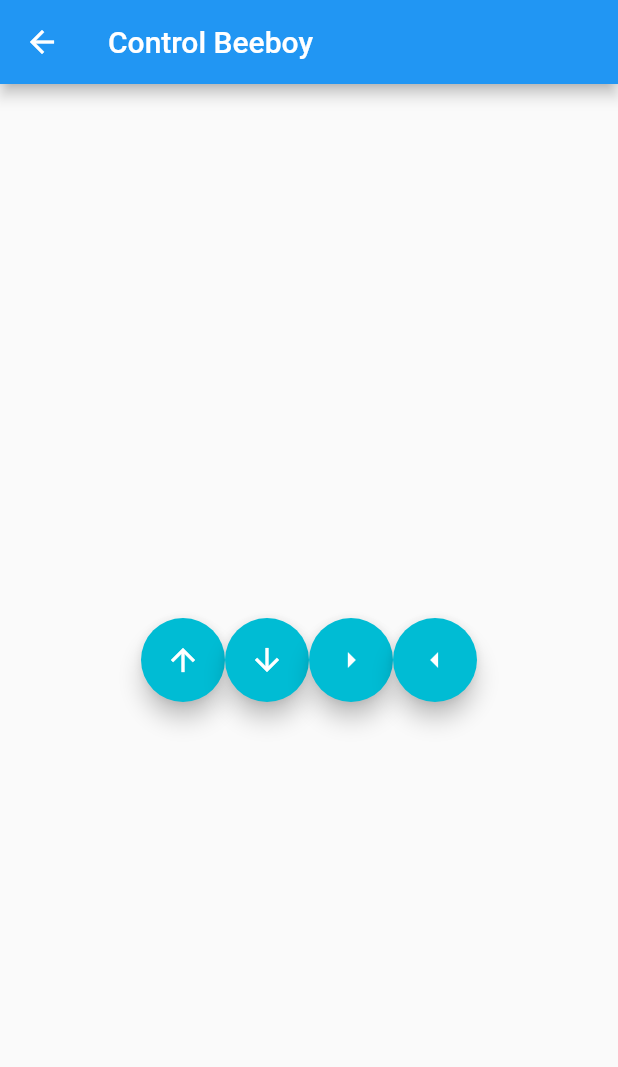
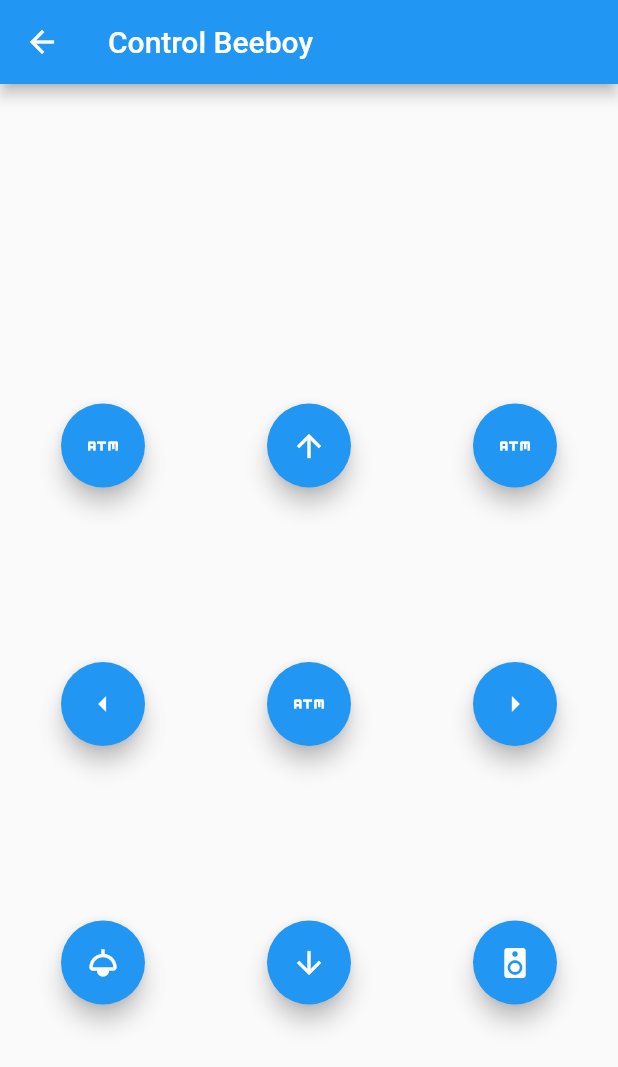
Before and after one commit to ChoiMoonSeok/beeboy_project_controller, a Flutter app: the ThirdPage screen opened directly, on a phone screen of 412 x 824 dp. Shown: the top 1067 px of the screen. Run offline on Flutter 3.47's test engine with Material 2 defaults, Android fonts, the light colour scheme and no system bars.

Commit message:
ui 수정

```diff
--- a/lib/main.dart
+++ b/lib/main.dart
@@ -25,6 +25,8 @@ class FirstPage extends StatelessWidget{
           mainAxisSize: MainAxisSize.max,
           crossAxisAlignment: CrossAxisAlignment.stretch,
           children: <Widget>[
+
+
             FloatingActionButton(
               onPressed: (){ // 버튼이 눌리어 졌을 떄
                 // 블루투스 연결 화면으로 이동
@@ -36,6 +38,12 @@ class FirstPage extends StatelessWidget{
               child: Icon(Icons.bluetooth), // 버튼의 모양을 블루투스로 설정
               backgroundColor: Colors.blue, // 버튼의 색을 파랑으로 설정
             ),
+
+            Container(
+              padding: EdgeInsets.all(5),
+              margin: EdgeInsets.all(30),
+            ),
+
             FloatingActionButton(
               onPressed: (){ // 버튼이 눌리어 졌을 떄
                 // 블루투스 연결 화면으로 이동
@@ -76,56 +84,165 @@ class SecondPage extends StatelessWidget{
                 // ble scan
               }
               ),
-
         ],
       ),
     );
   }
 }
 
-class ThirdPage extends StatelessWidget{
+class ThirdPage extends StatelessWidget{ // control 페이지
   @override
+
+  GridView Grid_9(){
+
+    return GridView.count(
+      crossAxisCount: 3, // 1줄에 몇개의 위젯이 들어가는지 결정
+      crossAxisSpacing: 0, // 가로 간격
+      mainAxisSpacing: 35, // 세로 간격
+
+      children: <Widget>[
+
+        Container(
+
+        ),
+
+        Container(
+
+        ),
+
+        Container(
+
+        ),
+
+
+        Container(
+
+          alignment: Alignment.center,
+          padding: const EdgeInsets.all(8),
+          child: FloatingActionButton(
+            onPressed: (){
+
+            },
+            child: Icon(Icons.atm),
+          ),
+        ),
+        //1
+
+        Container(
+
+        alignment: Alignment.center,
+        padding: const EdgeInsets.all(8),
+        child: FloatingActionButton(
+          onPressed: (){
+
+          },
+          child: Icon(Icons.arrow_upward),
+          ),
+        ),//2
+
+
+        Container(
+
+          alignment: Alignment.center,
+          padding: const EdgeInsets.all(8),
+          child: FloatingActionButton(
+            onPressed: (){
+
+            },
+            child: Icon(Icons.atm),
+          ),
+        ), //3
+
+        Container(
+
+          alignment: Alignment.center,
+          padding: const EdgeInsets.all(8),
+          child: FloatingActionButton(
+            onPressed: (){
+
+            },
+            child: Icon(Icons.arrow_left),
+          ),
+
+        ), //4
+
+        Container(
+
+          alignment: Alignment.center,
+          padding: const EdgeInsets.all(8),
+          child: FloatingActionButton(
+            onPressed: (){
+
+            },
+            child: Icon(Icons.atm),
+          ),
+
+        ), //5
+
+        Container(
+
+          alignment: Alignment.center,
+          padding: const EdgeInsets.all(8),
+          child: FloatingActionButton(
+            onPressed: (){
+
+            },
+            child: Icon(Icons.arrow_right),
+          ),
+        ), //6
+
+        Container(
+
+          alignment: Alignment.center,
+          padding: const EdgeInsets.all(8),
+          child: FloatingActionButton(
+            onPressed: (){
+
+            },
+            child: Icon(Icons.light),
+          ),
+        ), // 7
+
+        Container(
+
+          alignment: Alignment.center,
+          padding: const EdgeInsets.all(8),
+          child: FloatingActionButton(
+            onPressed: (){
+
+            },
+            child: Icon(Icons.arrow_downward),
+          ),
+        ), //8
+
+        Container(
+
+          alignment: Alignment.center,
+          padding: const EdgeInsets.all(8),
+          child: FloatingActionButton(
+            onPressed: (){
+
+            },
+            child: Icon(Icons.speaker),
+          ),
+
+        ), // 9
+
+      ],
+
+    );
+  }
+
+
+
   Widget build(BuildContext context){
     return Scaffold(
       appBar: AppBar(
         title: Text('Control Beeboy'),
       ),
-      body: Row(
-        mainAxisSize: MainAxisSize.max,
-        mainAxisAlignment: MainAxisAlignment.center,
-        crossAxisAlignment: CrossAxisAlignment.stretch,
-        children: <Widget>[
-          FloatingActionButton(
-            onPressed: (){ // 버튼이 눌리어 졌을 떄
-            //블루투스를 통해 문자를 전송.
-              },
-            child: Icon(Icons.arrow_upward_sharp), // 버튼의 모양을 게임패로 설정
-            backgroundColor: Colors.cyan, // 버튼의 색을 파랑으로 설정
-          ),
-          FloatingActionButton(
-            onPressed: (){ // 버튼이 눌리어 졌을 떄
-              //블루투스를 통해 문자를 전송.
-            },
-            child: Icon(Icons.arrow_downward_sharp), // 버튼의 모양을 게임패로 설정
-            backgroundColor: Colors.cyan, // 버튼의 색을 파랑으로 설정
-          ),
-          FloatingActionButton(
-            onPressed: (){ // 버튼이 눌리어 졌을 떄
-              //블루투스를 통해 문자를 전송.
-            },
-            child: Icon(Icons.arrow_right), // 버튼의 모양을 게임패로 설정
-            backgroundColor: Colors.cyan, // 버튼의 색을 파랑으로 설정
-          ),
-          FloatingActionButton(
-            onPressed: (){ // 버튼이 눌리어 졌을 떄
-              //블루투스를 통해 문자를 전송.
-            },
-            child: Icon(Icons.arrow_left), // 버튼의 모양을 게임패로 설정
-            backgroundColor: Colors.cyan, // 버튼의 색을 파랑으로 설정
-          ),
+      body: Grid_9(),
+      );
 
-        ],
-      ),
-    );
+
   }
 }
```
